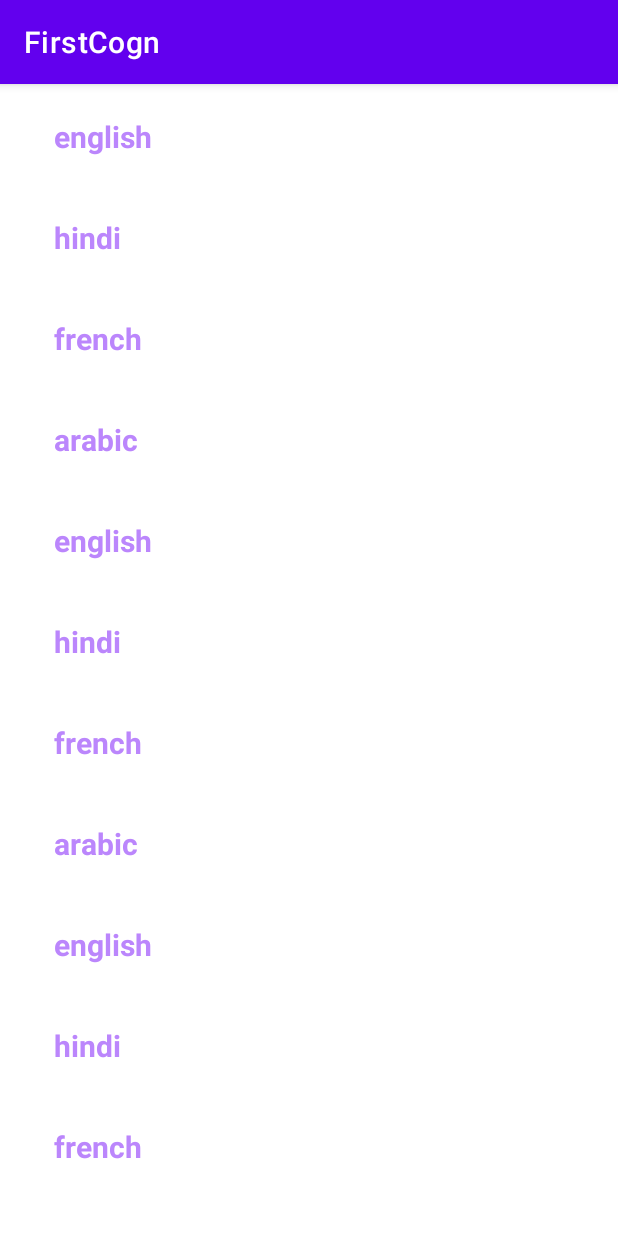
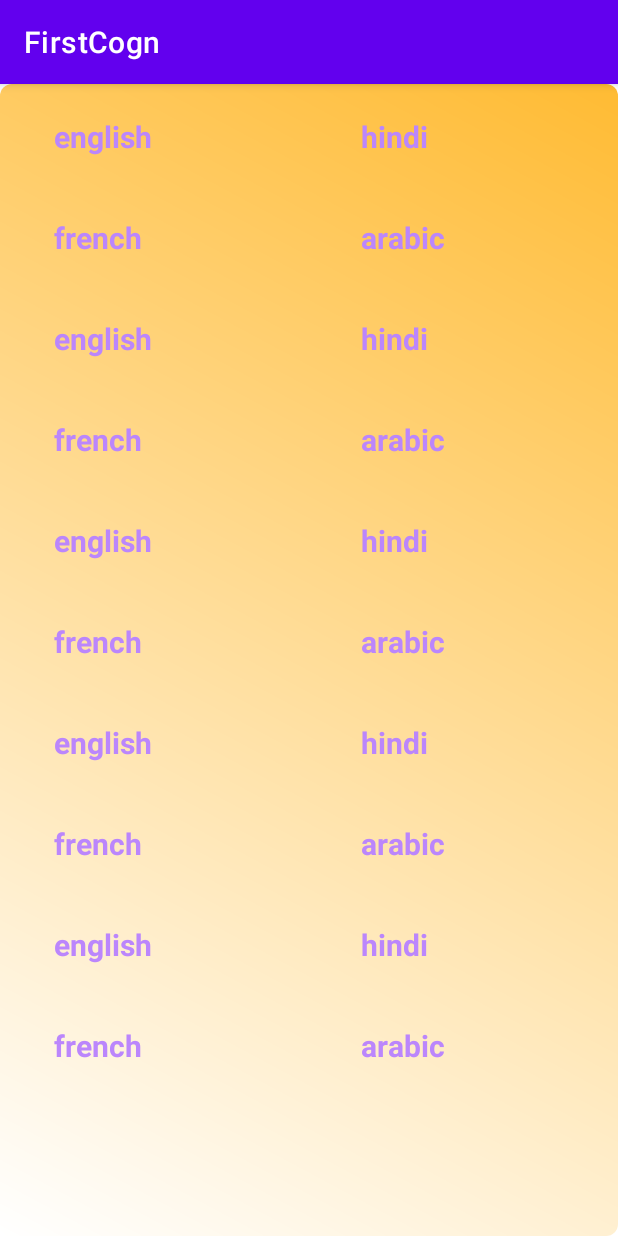
Before and after one commit to abdultanveer/FirstCogn, an Android app: the screen it shows after launch (RecyclerActivity), on a phone screen of 412 x 824 dp. Run offline under Robolectric (Android 15) with nearby library versions, the phone set to English and light mode, and no system bars.

Commit message:
shape gradient

```diff
--- a/app/src/main/java/com/abdul/firstcogn/RecyclerActivity.java
+++ b/app/src/main/java/com/abdul/firstcogn/RecyclerActivity.java
@@ -1,10 +1,12 @@
 package com.abdul.firstcogn;
 
 import androidx.appcompat.app.AppCompatActivity;
+import androidx.recyclerview.widget.GridLayoutManager;
 import androidx.recyclerview.widget.LinearLayoutManager;
 import androidx.recyclerview.widget.RecyclerView;
 
 import android.os.Bundle;
+import android.widget.Toast;
 
 public class RecyclerActivity extends AppCompatActivity {
 String[] languages = new String[] {"english","hindi","french","arabic",
@@ -18,8 +20,15 @@ String[] languages = new String[] {"english","hindi","french","arabic",
 
         RecyclerView lRecyclerView = findViewById(R.id.lrecycler_view);
         LanguageAdapter adapter = new LanguageAdapter(languages);
-        lRecyclerView.setLayoutManager(new LinearLayoutManager(this));
+        lRecyclerView.setLayoutManager(new GridLayoutManager(this,2));
         lRecyclerView.setAdapter(adapter);
 
     }
+
+
+    @Override
+    public void onBackPressed() {
+        super.onBackPressed();
+        Toast.makeText(this, "show dialog to close", Toast.LENGTH_SHORT).show();
+    }
 }
--- /dev/null
+++ b/app/src/main/res/drawable/square_gradient.xml
@@ -0,0 +1,9 @@
+<?xml version="1.0" encoding="utf-8"?>
+<shape xmlns:android="http://schemas.android.com/apk/res/android" android:shape="rectangle">
+    <gradient
+        android:startColor="@color/white"
+        android:endColor="@android:color/holo_orange_light"
+        android:angle="45"/>
+    <corners android:radius="8dp" />
+
+</shape>
--- a/app/src/main/res/layout/activity_recycler.xml
+++ b/app/src/main/res/layout/activity_recycler.xml
@@ -4,6 +4,7 @@
     xmlns:tools="http://schemas.android.com/tools"
     android:layout_width="match_parent"
     android:layout_height="match_parent"
+    android:background="@drawable/square_gradient"
     tools:context=".RecyclerActivity">
 
     <androidx.recyclerview.widget.RecyclerView
--- a/app/src/main/res/layout/row_plank.xml
+++ b/app/src/main/res/layout/row_plank.xml
@@ -2,7 +2,7 @@
 <LinearLayout xmlns:android="http://schemas.android.com/apk/res/android"
     android:orientation="vertical"
 
-    android:layout_width="match_parent"
+    android:layout_width="wrap_content"
     android:layout_height="wrap_content">
 
     <TextView
```
